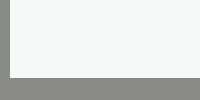
Above: GUI_4/hhh.ui from silence0628/GUI_learning before the change. Below: the same form after it.
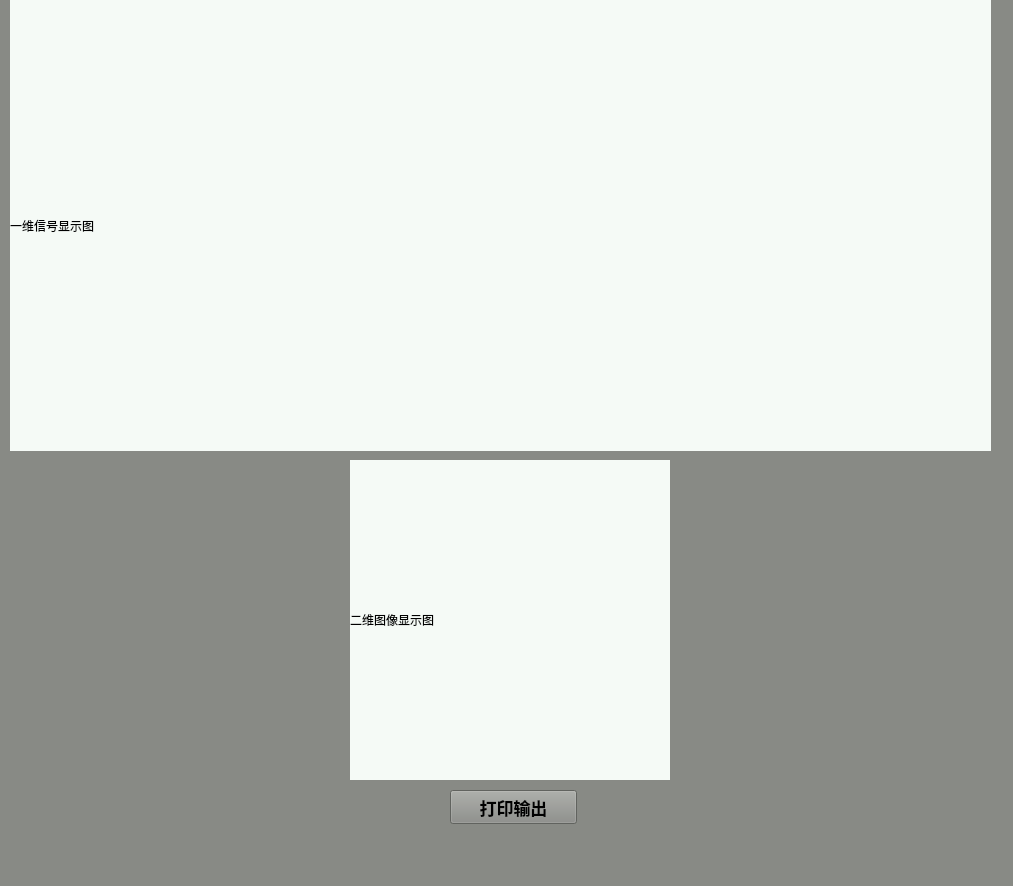
That is the form after the change.

The edit to the form file:
```diff
--- a/GUI_4/hhh.ui
+++ b/GUI_4/hhh.ui
@@ -5,6 +5,14 @@
   <property name="enabled">
    <bool>true</bool>
   </property>
+  <property name="geometry">
+   <rect>
+    <x>0</x>
+    <y>0</y>
+    <width>1013</width>
+    <height>886</height>
+   </rect>
+  </property>
   <property name="sizePolicy">
    <sizepolicy hsizetype="Preferred" vsizetype="Preferred">
     <horstretch>0</horstretch>
```
Left out of the diff: 2 changed lines with no effect on the pictures.
